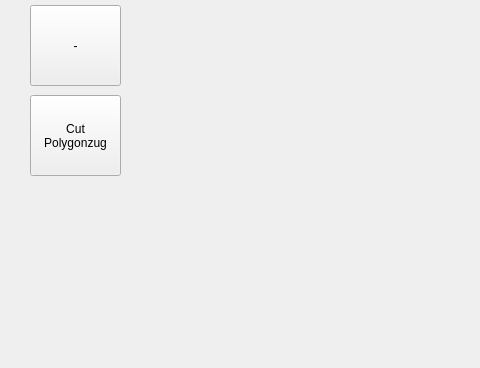
This is pages/fourthpage.ui in Jogala/stageController_windows_64 as Qt 5 draws it before an edit; both pictures show x 0 to 480 and y 275 to 643 of the 878 by 643 pixel window. The edited form follows.
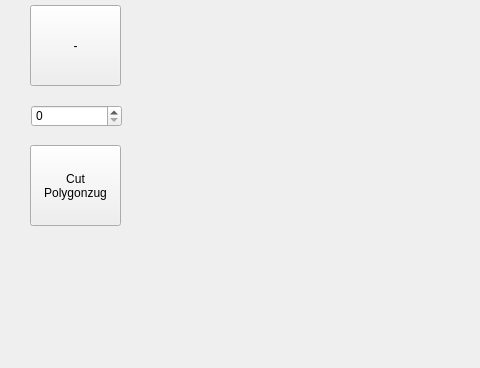
This is the edited form.

```diff
--- a/pages/fourthpage.ui
+++ b/pages/fourthpage.ui
@@ -82,7 +82,7 @@
    <property name="geometry">
     <rect>
      <x>30</x>
-     <y>370</y>
+     <y>420</y>
      <width>91</width>
      <height>81</height>
     </rect>
@@ -142,6 +142,16 @@
     </rect>
    </property>
   </widget>
+  <widget class="QSpinBox" name="spinBox_vel_PolygonZug">
+   <property name="geometry">
+    <rect>
+     <x>31</x>
+     <y>380</y>
+     <width>91</width>
+     <height>22</height>
+    </rect>
+   </property>
+  </widget>
  </widget>
  <resources/>
  <connections/>
```
